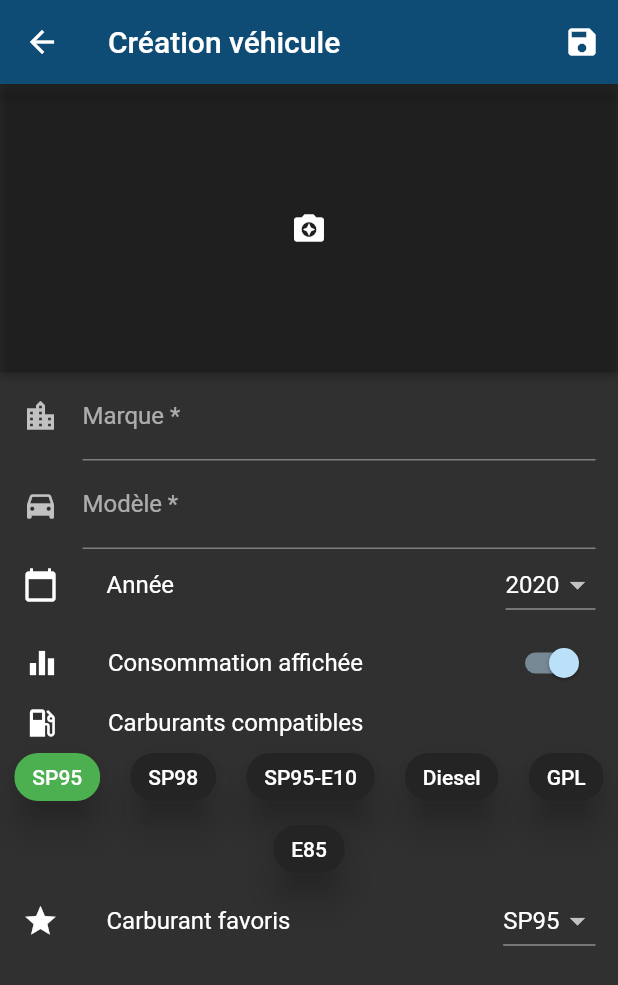
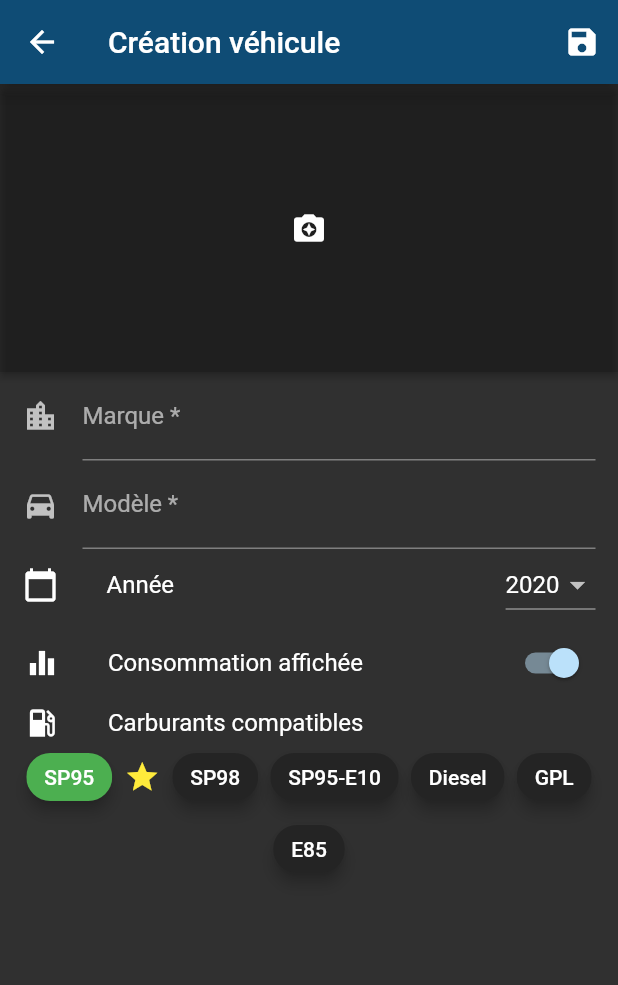
Before and after one commit to BrunoJunior/bdzconso_flutter, a Flutter app: the EditVehicule screen opened by its route, after a tap on "SP95", on a phone screen of 412 x 824 dp. Shown: the top 985 px of the screen. Run offline on Flutter 3.47's test engine with Material 2 defaults, Android fonts, the phone set to English and light mode, and no system bars; our stand-ins replace camera, moor, moor_ffi; missing offline and left inert: file_utils, moor_db_viewer; generated files the repository leaves out were written again.

Commit message:
Amélioration UI choix carburant favoris

```diff
--- a/lib/screens/edit_vehicule.dart
+++ b/lib/screens/edit_vehicule.dart
@@ -54,24 +54,56 @@ class _EditVehiculeState extends State<EditVehicule> {
     );
   }
 
-  List<DropdownMenuItem<Carburants>> get _choixFavoris {
-    return vehicule.carburantsCompatibles.value
-            ?.map(
-              (carburant) => DropdownMenuItem<Carburants>(
-                value: carburant,
-                child: Text(CarburantDisplayer(carburant).libelle),
+  Widget getChip(Carburants carburant) {
+    final CarburantDisplayer displayer = CarburantDisplayer(carburant);
+    List<Carburants> compatibles = vehicule.carburantsCompatibles.value;
+    return Row(
+      mainAxisSize: MainAxisSize.min,
+      children: <Widget>[
+        ActionChip(
+          label: Text(displayer.libelle),
+          backgroundColor: compatibles.contains(carburant)
+              ? displayer.background
+              : Colors.black26,
+          elevation: 4.0,
+          labelStyle: TextStyle(
+              color: compatibles.contains(carburant)
+                  ? displayer.color
+                  : Colors.white),
+          onPressed: () => setState(() {
+            if (!compatibles.remove(carburant)) {
+              vehicule = vehicule.copyWith(
+                  carburantsCompatibles: Value(
+                      [...vehicule.carburantsCompatibles.value, carburant]),
+                  carburantFavoris:
+                      Value(vehicule.carburantFavoris.value ?? carburant));
+            } else if (carburant == vehicule.carburantFavoris.value) {
+              vehicule = vehicule.copyWith(
+                  carburantFavoris: 0 == compatibles.length
+                      ? Value.absent()
+                      : Value(compatibles.first));
+            }
+          }),
+        ),
+        Visibility(
+          visible: vehicule.carburantsCompatibles.value?.contains(carburant) ??
+              false,
+          child: Padding(
+            padding: const EdgeInsets.only(left: 8.0),
+            child: InkWell(
+              onTap: () => setState(() => vehicule =
+                  vehicule.copyWith(carburantFavoris: Value(carburant))),
+              child: Icon(
+                carburant == vehicule.carburantFavoris.value
+                    ? Icons.star
+                    : Icons.star_border,
+                color: Colors.yellow,
               ),
-            )
-            ?.toList(growable: false) ??
-        [];
-  }
-
-  Carburants get _selectedFavoris {
-    final choix = _choixFavoris;
-    if (choix.contains(vehicule.carburantFavoris.value)) {
-      return vehicule.carburantFavoris.value;
-    }
-    return 0 == _choixFavoris.length ? null : choix.first.value;
+            ),
+          ),
+        )
+      ],
+    );
   }
 
   @override
@@ -205,69 +237,9 @@ class _EditVehiculeState extends State<EditVehicule> {
                       ],
                     ),
                     Wrap(
-                      spacing: 20.0,
+                      spacing: 8.0,
                       alignment: WrapAlignment.center,
-                      children: Carburants.values.map((carburant) {
-                        CarburantDisplayer displayer =
-                            CarburantDisplayer(carburant);
-                        List<Carburants> compatibles =
-                            vehicule.carburantsCompatibles.value;
-                        return ActionChip(
-                          label: Text(displayer.libelle),
-                          backgroundColor: compatibles.contains(carburant)
-                              ? displayer.background
-                              : Colors.black26,
-                          elevation: 10.0,
-                          labelStyle: TextStyle(
-                              color: compatibles.contains(carburant)
-                                  ? displayer.color
-                                  : Colors.white),
-                          onPressed: () => setState(() {
-                            if (!compatibles.remove(carburant)) {
-                              vehicule = vehicule.copyWith(
-                                  carburantsCompatibles: Value([
-                                    ...vehicule.carburantsCompatibles.value,
-                                    carburant
-                                  ]),
-                                  carburantFavoris: Value(
-                                      vehicule.carburantFavoris.value ??
-                                          carburant));
-                            } else if (carburant ==
-                                    vehicule.carburantFavoris.value &&
-                                compatibles.length > 0) {
-                              vehicule = vehicule.copyWith(
-                                  carburantFavoris: Value(compatibles.first));
-                            }
-                          }),
-                        );
-                      }).toList(),
-                    ),
-                    Padding(
-                      padding: const EdgeInsets.symmetric(horizontal: 15.0),
-                      child: Row(
-                        mainAxisAlignment: MainAxisAlignment.spaceBetween,
-                        children: [
-                          Row(
-                            children: [
-                              Padding(
-                                padding: const EdgeInsets.only(right: 32.0),
-                                child: Icon(Icons.star),
-                              ),
-                              Text(
-                                'Carburant favoris',
-                                style: TextStyle(fontSize: 16.0),
-                              ),
-                            ],
-                          ),
-                          DropdownButton<Carburants>(
-                            items: _choixFavoris,
-                            value: _selectedFavoris,
-                            onChanged: (carburant) => setState(() => vehicule =
-                                vehicule.copyWith(
-                                    carburantFavoris: Value(carburant))),
-                          )
-                        ],
-                      ),
+                      children: Carburants.values.map(getChip).toList(),
                     ),
                   ],
                 ),
```
